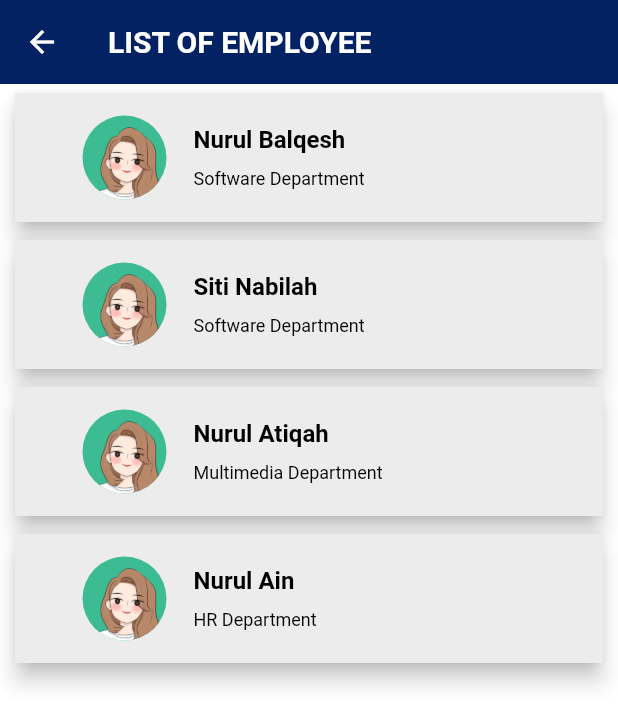
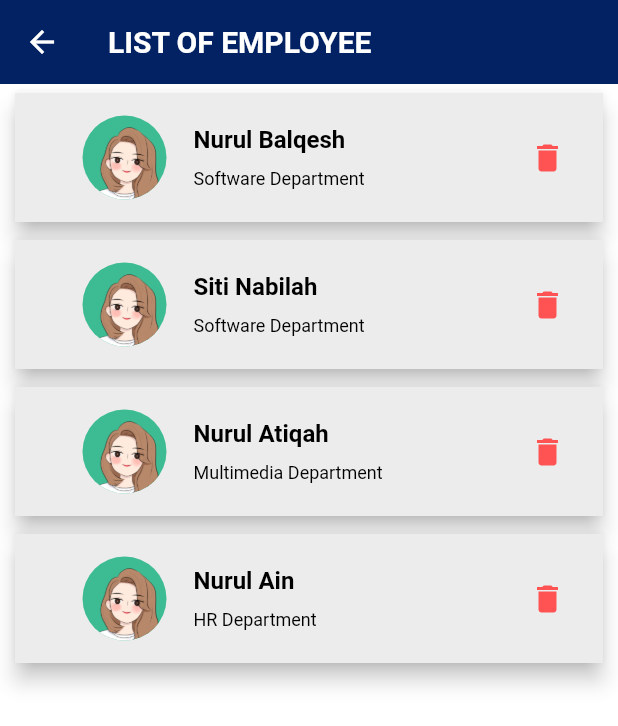
Before and after one commit to atiqahpiakong/map_ems, a Flutter app: the EmpList screen opened directly, on a phone screen of 412 x 824 dp. Shown: the top 726 px of the screen. Run offline on Flutter 3.47's test engine with Material 2 defaults, Android fonts, the phone set to English and light mode, and no system bars; our stand-ins replace curved_navigation_bar, font_awesome_flutter, shimmer.

Commit message:
delete employee operation added

```diff
--- a/lib/employeepage.dart
+++ b/lib/employeepage.dart
@@ -18,6 +18,8 @@ class _EmpListState extends State<EmpList> {
   @override
   Widget build(BuildContext context) {
 
+    data = widget._employee.where(
+                     (emp) => (emp.available.contains("yes"))).toList();
 
 
     ListTile makeListTile(Employee emp) => ListTile(
@@ -31,6 +33,14 @@ class _EmpListState extends State<EmpList> {
               radius: 30,
             ),
           ),
+           trailing: IconButton(
+            icon: Icon(Icons.delete, color: Colors.redAccent,),
+            onPressed: (){
+              setState(() => emp.available = "no");
+            }
+
+            )
+          ,
 
           title: Text(
             emp.name,
@@ -76,9 +86,9 @@ class _EmpListState extends State<EmpList> {
       child: ListView.builder(
         scrollDirection: Axis.vertical,
         shrinkWrap: true,
-        itemCount: widget._employee.length,
+        itemCount: data.length,
         itemBuilder: (BuildContext context, int index) {
-          return makeCard(widget._employee[index]);
+          return makeCard(data[index]);
         },
       ),
     );
```
